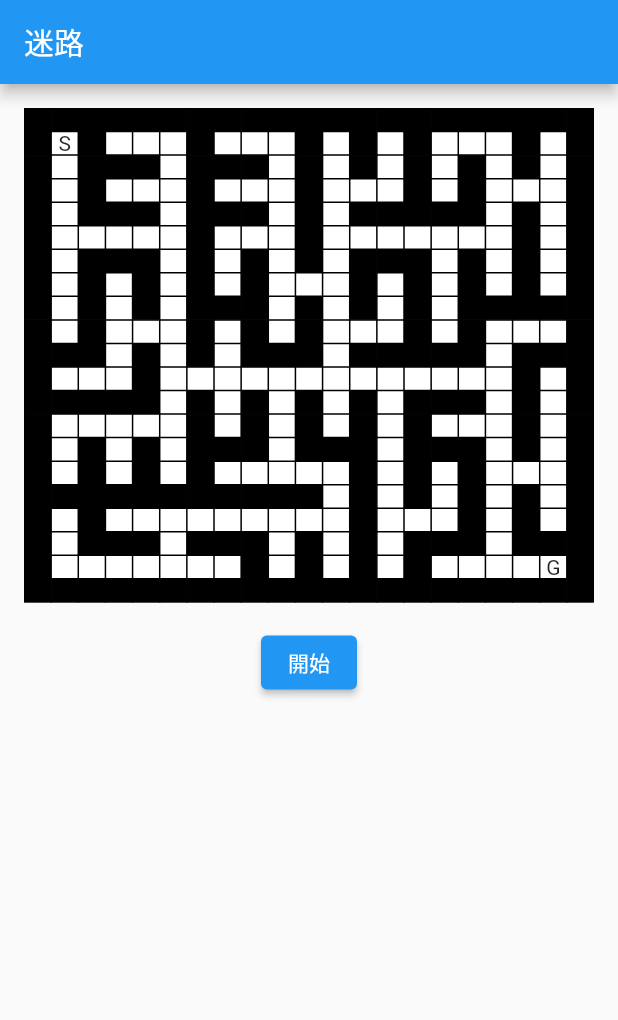
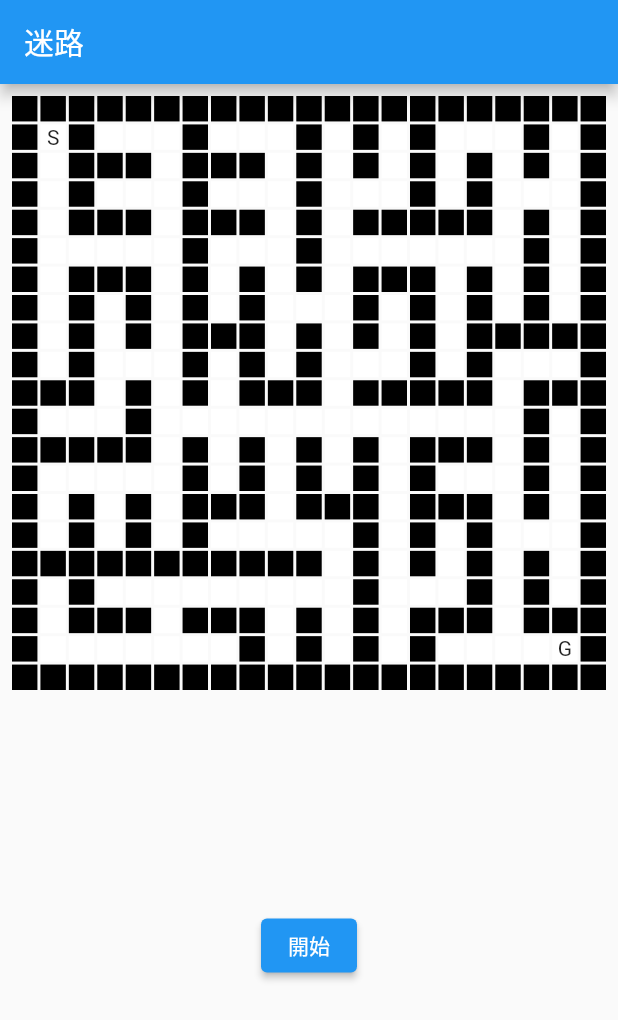
Before and after one commit to seiyu-nico/flutter-bfs, a Flutter app: the screen it shows after launch, on a phone screen of 412 x 824 dp. Shown: the top 1020 px of the screen. Run offline on Flutter 3.47's test engine with Material 2 defaults, Android fonts, the phone set to English and light mode, and no system bars.

Commit message:
サイズの調整 (#3)

```diff
--- a/lib/main.dart
+++ b/lib/main.dart
@@ -55,47 +55,61 @@ class _MyHomePageState extends State<MyHomePage> {
 
   @override
   Widget build(BuildContext context) {
-    double cellSize = getCellSize();
-
     return Scaffold(
       appBar: AppBar(
         title: const Text("迷路"),
       ),
-      body: SingleChildScrollView(
+      body: Center(
         child: Padding(
-          padding: const EdgeInsets.all(16.0),
-          child: Column(
+          padding: const EdgeInsets.all(8.0),
+          child: LayoutBuilder(
+            builder: (BuildContext context, BoxConstraints constraints) {
+              return Column(
                 children: [
-              Center(
-                child: Table(
-                    defaultVerticalAlignment: TableCellVerticalAlignment.middle,
-                    border: TableBorder.all(),
-                    children: maze
-                        .map((line) => TableRow(
-                              children: line
-                                  .map(
-                                    (Cell cell) => Container(
-                                      height: cellSize,
-                                      width: cellSize,
-                                      decoration: BoxDecoration(
-                                        color: cell.getColor(),
-                                      ),
-                                      child:
-                                          Center(child: Text(cell.getText())),
-                                    ),
-                                  )
-                                  .toList(),
-                            ))
-                        .toList()),
-              ),
+                  buildCustomGrid(
+                      n: maze.length,
+                      availableHeight: constraints.maxHeight * 0.7),
                   const SizedBox(
                     height: 16,
                   ),
                   ElevatedButton(
                       onPressed: breadthFirstSearch, child: const Text('開始'))
                 ],
+              );
+            },
           ),
         ),
+      ),
+    );
+  }
+
+  Widget buildCustomGrid({required int n, required double availableHeight}) {
+    final tileSize = availableHeight / n;
+
+    return SizedBox(
+      width: tileSize * n,
+      height: tileSize * n,
+      child: GridView.builder(
+        itemCount: n * n,
+        gridDelegate: SliverGridDelegateWithFixedCrossAxisCount(
+          crossAxisCount: n,
+          crossAxisSpacing: 2.0,
+          mainAxisSpacing: 2.0,
+          childAspectRatio: 1.0,
+        ),
+        itemBuilder: (BuildContext context, int index) {
+          int x = index % n;
+          int y = index ~/ n;
+
+          return GridTile(
+            child: Container(
+              decoration: BoxDecoration(
+                color: maze[y][x].getColor(),
+              ),
+              child: Center(child: Text(maze[y][x].getText())),
+            ),
+          );
+        },
       ),
     );
   }
```
Lines whose indentation alone changed are shown as unchanged.
